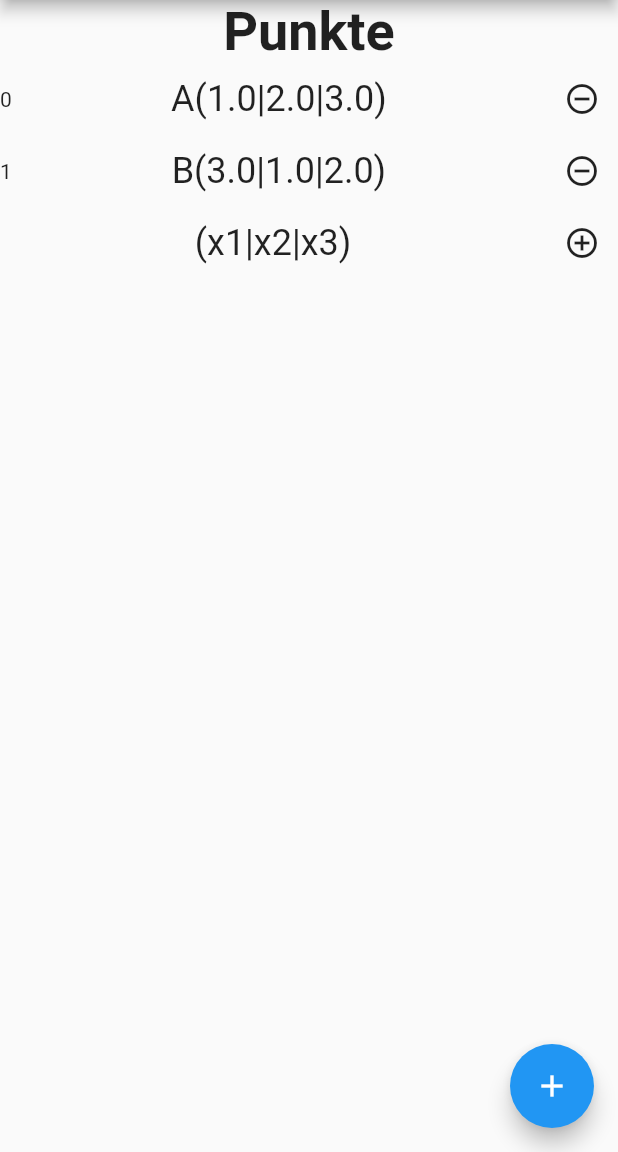
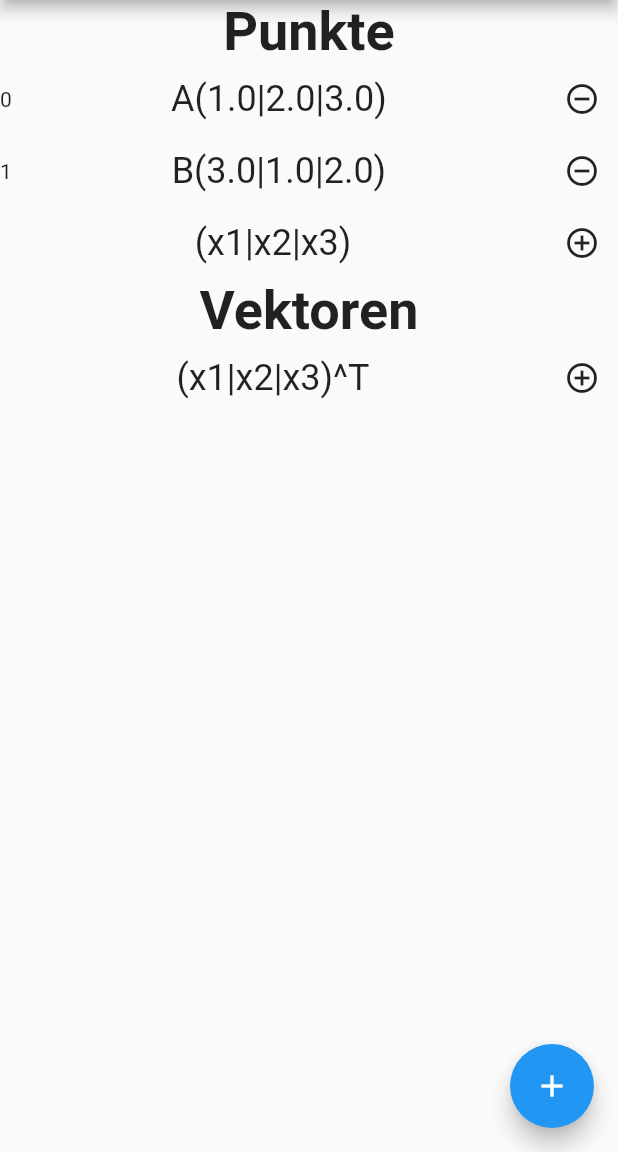
Before and after one commit to ts12345/helferlein, a Flutter app: the screen it shows after launch, on a phone screen of 412 x 824 dp, the part 84-1236 px from its top. Run offline on Flutter 3.47's test engine with Material 2 defaults, Android fonts, the phone set to English and light mode, and no system bars.

Commit message:
Klasse "Vector" mitsamt den zugehoerigen Widgets

```diff
--- a/lib/model/Vector.dart
+++ b/lib/model/Vector.dart
@@ -0,0 +1,13 @@
+class Vector {
+  double x;
+  double y;
+  double z;
+
+  String name;
+
+  Vector(this.x, this.y, this.z, this.name);
+
+  String getString() {
+    return name + "(" + x.toString() + "|" + y.toString() + "|" + z.toString() + ")^T";
+  }
+}
--- a/lib/ui/HomePage.dart
+++ b/lib/ui/HomePage.dart
@@ -3,6 +3,7 @@ import 'package:flutter/material.dart';
 
 import 'package:helferlein/ui/AddPointWidget.dart';
 import 'package:helferlein/ui/PointListWidget.dart';
+import 'package:helferlein/ui/VectorListWidget.dart';
 
 
 class HomePage extends StatelessWidget {
@@ -18,6 +19,7 @@ class HomePage extends StatelessWidget {
       body: ListView(
           children: <Widget>[
             PointListWidget(),
+            VectorListWidget(),
           ],
         ),
 
--- /dev/null
+++ b/lib/ui/VectorEmptyWidget.dart
@@ -0,0 +1,15 @@
+import 'package:flutter/material.dart';
+
+class VectorEmptyWidget extends StatelessWidget {
+  @override
+  Widget build(BuildContext context) {
+    return Text(
+      "(x1|x2|x3)^T",
+      textAlign: TextAlign.center,
+      style: new TextStyle(
+        fontFamily: "Roboto",
+        fontSize: 24.0,
+      ),
+    );
+  }
+}
--- /dev/null
+++ b/lib/ui/VectorListWidget.dart
@@ -0,0 +1,70 @@
+import 'package:flutter/material.dart';
+import 'package:scoped_model/scoped_model.dart';
+
+import 'package:helferlein/model/Vector.dart';
+import 'package:helferlein/model/VectorSpaceModel.dart';
+
+import 'package:helferlein/ui/VectorWidget.dart';
+import 'package:helferlein/ui/VectorEmptyWidget.dart';
+import 'package:helferlein/ui/AddVectorWidget.dart';
+
+class VectorListWidget extends StatelessWidget {
+  @override
+  Widget build(BuildContext context) {
+    return ScopedModelDescendant<VectorSpaceModel>(
+      builder: (context, child, vsm) {
+        List<Vector> vectors = vsm.getVectors();
+
+        List<Widget> vectorWidgets = vectors.map((vector) {
+          return Container(
+            child: new Row(
+              children: [
+                new Text(vectors.indexOf(vector).toString()),
+                new Expanded(child: new VectorWidget(vector)),
+                new IconButton(
+                  icon: new Icon(Icons.remove_circle_outline),
+                  onPressed: () {
+                    int index = vectors.indexOf(vector);
+                    vsm.deleteVector(index);
+                  },
+                ),
+              ],
+            ),
+          );
+        }).toList();
+        List<Widget> widgets = new List<Widget>();
+
+        widgets.add(Text("Vektoren",
+            style: new TextStyle(
+              fontFamily: "Roboto",
+              fontWeight: FontWeight.w600,
+              fontSize: 36.0,
+            )));
+
+        widgets.addAll(vectorWidgets);
+
+        widgets.add(
+          new Row(
+            children: [
+              new Text(""),
+              new Expanded(child: new VectorEmptyWidget()),
+              new IconButton(
+                icon: new Icon(Icons.add_circle_outline),
+                onPressed: () {
+                  Navigator.push(
+                      context,
+                      MaterialPageRoute(
+                          builder: (context) => AddVectorWidget()));
+                },
+              ),
+            ],
+          ),
+        );
+
+        return Column(children: widgets);
+      },
+      // Build the expensive widget here.
+      child: Text("SomeExpensiveWidget()"),
+    );
+  }
+}
```
Also changed, not shown: lib/model/VectorSpaceModel.dart (+19 -0 lines), lib/ui/AddVectorWidget.dart (added, +101 -0 lines), lib/ui/VectorWidget.dart (added, +65 -0 lines).
